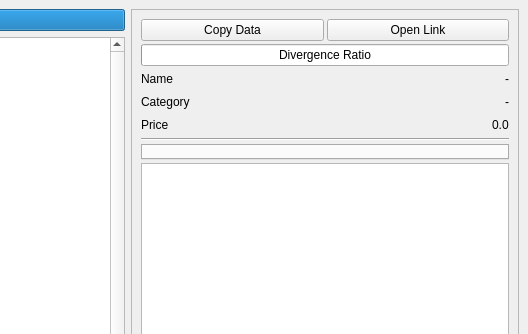
Qt form source/ui/watcherWindow.ui (qrlik/MarketWatcher) before a commit; both pictures show x 272 to 800 and y 0 to 334 of the 800 by 600 pixel window.
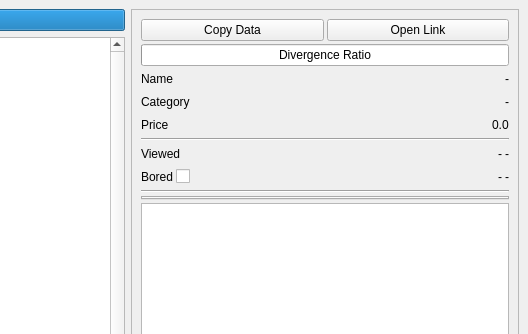
The same form after that commit.

Commit message: add viewed date

Diff of the .ui file:
```diff
--- a/source/ui/watcherWindow.ui
+++ b/source/ui/watcherWindow.ui
@@ -231,6 +231,96 @@
            </item>
           </layout>
          </item>
+         <item>
+          <widget class="Line" name="line_2">
+           <property name="orientation">
+            <enum>Qt::Horizontal</enum>
+           </property>
+          </widget>
+         </item>
+         <item>
+          <layout class="QHBoxLayout" name="viewedLayout">
+           <item>
+            <widget class="QLabel" name="viewedLabel">
+             <property name="text">
+              <string>Viewed</string>
+             </property>
+            </widget>
+           </item>
+           <item>
+            <spacer name="viewedSpacer">
+             <property name="orientation">
+              <enum>Qt::Horizontal</enum>
+             </property>
+             <property name="sizeHint" stdset="0">
+              <size>
+               <width>40</width>
+               <height>20</height>
+              </size>
+             </property>
+            </spacer>
+           </item>
+           <item>
+            <widget class="QLabel" name="viewedAgoLabel">
+             <property name="text">
+              <string>-</string>
+             </property>
+            </widget>
+           </item>
+           <item>
+            <widget class="QLabel" name="viewedDateLabel">
+             <property name="text">
+              <string>-</string>
+             </property>
+            </widget>
+           </item>
+          </layout>
+         </item>
+         <item>
+          <layout class="QHBoxLayout" name="boredLayout">
+           <item>
+            <widget class="QLabel" name="boredLabel">
+             <property name="text">
+              <string>Bored</string>
+             </property>
+            </widget>
+           </item>
+           <item>
+            <widget class="QCheckBox" name="boredBox">
+             <property name="text">
+              <string/>
+             </property>
+            </widget>
+           </item>
+           <item>
+            <spacer name="boredSpacer">
+             <property name="orientation">
+              <enum>Qt::Horizontal</enum>
+             </property>
+             <property name="sizeHint" stdset="0">
+              <size>
+               <width>40</width>
+               <height>20</height>
+              </size>
+             </property>
+            </spacer>
+           </item>
+           <item>
+            <widget class="QLabel" name="boredAgoLabel">
+             <property name="text">
+              <string>-</string>
+             </property>
+            </widget>
+           </item>
+           <item>
+            <widget class="QLabel" name="boredDateLabel">
+             <property name="text">
+              <string>-</string>
+             </property>
+            </widget>
+           </item>
+          </layout>
+         </item>
          <item>
           <widget class="Line" name="line">
            <property name="orientation">
```
The commit also changes 4 other files.
